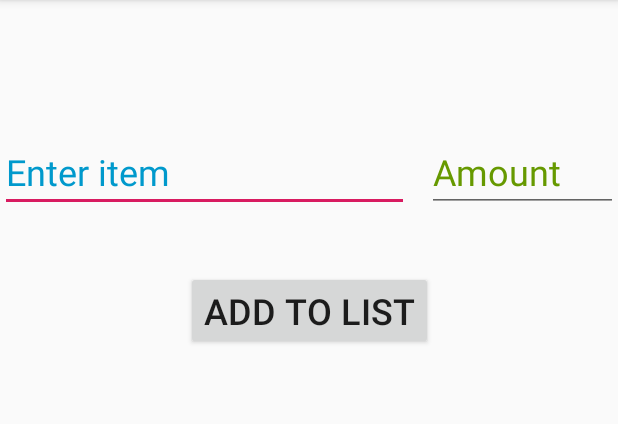
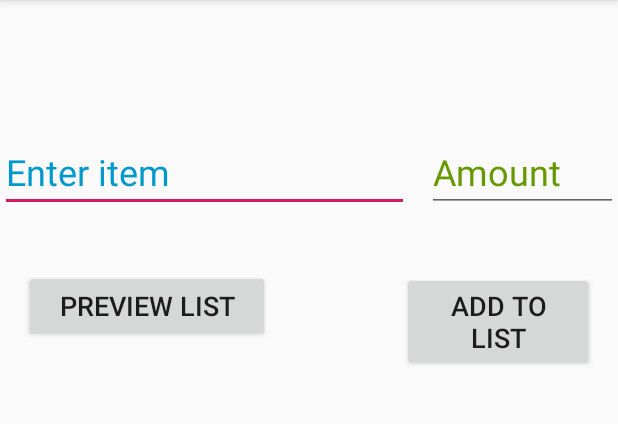
Before and after one commit to Georg1992/SHOPPINGLIST, an Android app: the screen it shows after launch (AddItemsActivity), after a tap on "Food", on a phone screen of 412 x 824 dp, the part 84-508 px from its top. Run offline under Robolectric (Android 15) with nearby library versions, the phone set to English and light mode, and no system bars.

Commit message:
addToList method modified

```diff
--- a/app/src/main/AndroidManifest.xml
+++ b/app/src/main/AndroidManifest.xml
@@ -23,6 +23,7 @@
                 android:name="android.support.PARENT_ACTIVITY"
                 android:value=".MainActivity" />
         </activity>
+        <activity android:name=".ListGeneratorActivity"></activity>
     </application>
 
 </manifest>
--- a/app/src/main/java/com/example/georg/shoppinglist/AddItemsActivity.java
+++ b/app/src/main/java/com/example/georg/shoppinglist/AddItemsActivity.java
@@ -1,5 +1,6 @@
 package com.example.georg.shoppinglist;
 
+import android.content.Intent;
 import android.support.v7.app.AppCompatActivity;
 import android.os.Bundle;
 import android.util.Log;
@@ -7,6 +8,8 @@ import android.view.View;
 import android.widget.EditText;
 
 import java.util.Scanner;
+
+import static com.example.georg.shoppinglist.MainActivity.KEY_USER;
 
 public class AddItemsActivity extends AppCompatActivity {
 
@@ -16,7 +19,7 @@ public class AddItemsActivity extends AppCompatActivity {
         setContentView(R.layout.activity_add_items);
 
         Bundle b= getIntent().getExtras();
-        int i=b.getInt(MainActivity.KEY_USER,0);
+        int i=b.getInt(KEY_USER,0);
     }
     public  void addToList(View view){
         //Scanner reader = new Scanner(System.in);
@@ -27,4 +30,10 @@ public class AddItemsActivity extends AppCompatActivity {
         ItemListHub.getInstance().getItems().add(new Item(itemName.getText().toString(),d));
 
     }
+
+    public void previewList(View view){
+        Intent nextActivity = new Intent( AddItemsActivity.this, ListGeneratorActivity.class);
+        //nextActivity.putExtra(KEY_USER);
+        startActivity(nextActivity);
+    }
 }
--- a/app/src/main/res/layout/activity_add_items.xml
+++ b/app/src/main/res/layout/activity_add_items.xml
@@ -39,13 +39,32 @@
 
     <Button
         android:id="@+id/addButton"
-        android:layout_width="wrap_content"
+        android:layout_width="128dp"
         android:layout_height="wrap_content"
-        android:layout_marginTop="39dp"
+        android:layout_marginEnd="16dp"
+        android:layout_marginRight="16dp"
         android:onClick="addToList"
         android:text="ADD TO LIST"
-        android:textSize="24sp"
+        android:textSize="18sp"
+        app:layout_constraintBaseline_toBaselineOf="@+id/button"
         app:layout_constraintEnd_toEndOf="parent"
+        app:layout_constraintHorizontal_bias="0.5"
+        app:layout_constraintStart_toEndOf="@+id/button" />
+
+    <Button
+        android:id="@+id/button"
+        android:layout_width="0dp"
+        android:layout_height="wrap_content"
+        android:layout_marginStart="16dp"
+        android:layout_marginLeft="16dp"
+        android:layout_marginTop="180dp"
+        android:layout_marginEnd="88dp"
+        android:layout_marginRight="88dp"
+        android:onClick="previewList"
+        android:text="Preview List"
+        android:textSize="18sp"
+        app:layout_constraintEnd_toStartOf="@+id/addButton"
+        app:layout_constraintHorizontal_bias="0.5"
         app:layout_constraintStart_toStartOf="parent"
-        app:layout_constraintTop_toBottomOf="@+id/itemName" />
+        app:layout_constraintTop_toTopOf="parent" />
 </android.support.constraint.ConstraintLayout>
```
Also changed, not shown: app/src/main/java/com/example/georg/shoppinglist/ListGeneratorActivity.java (added, +30 -0 lines), app/src/main/res/layout/activity_list_generator.xml (added, +23 -0 lines).
